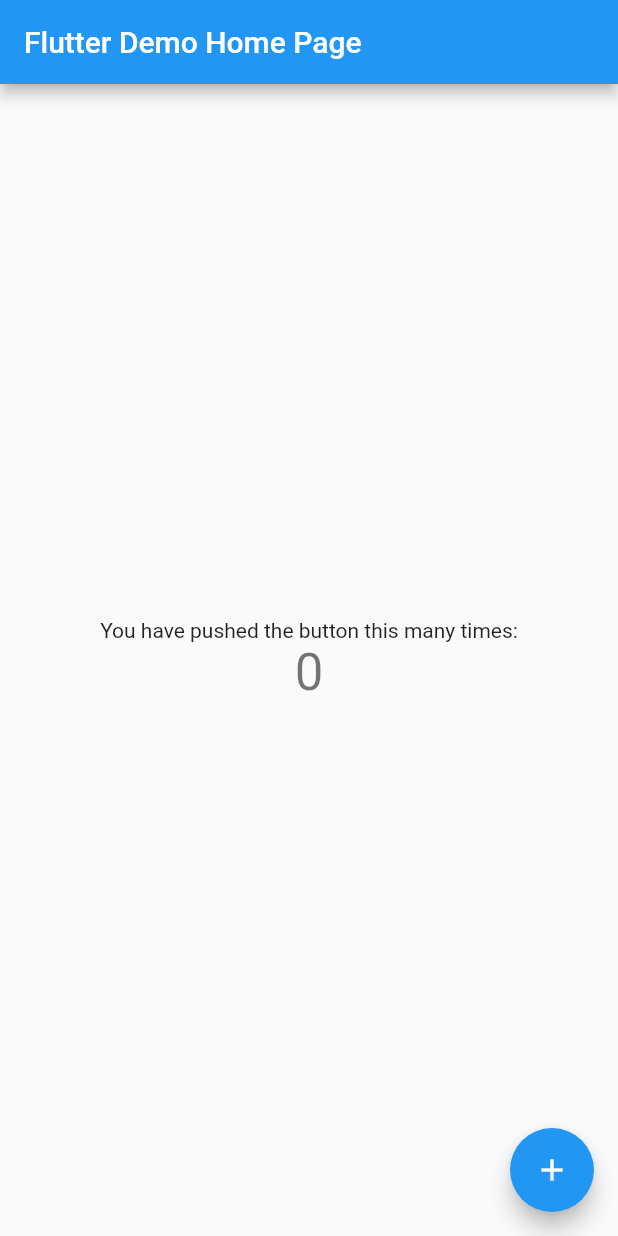
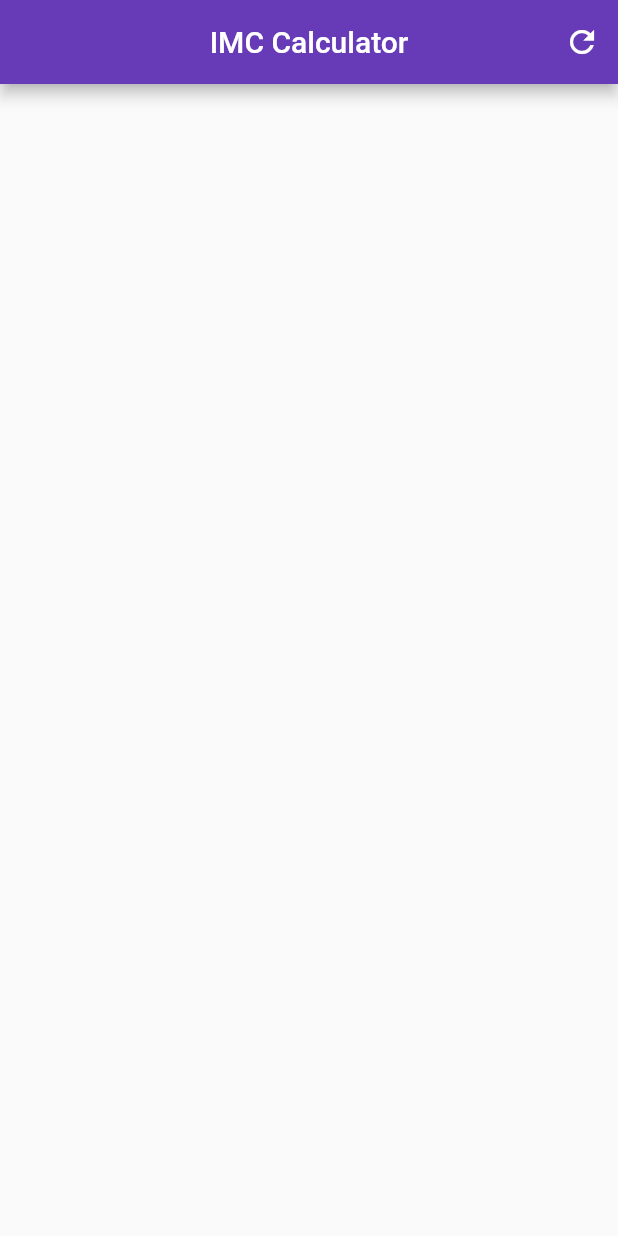
Before and after one commit to rene-kt/flutter-imc-calculator, a Flutter app: the screen it shows after launch, on a phone screen of 412 x 824 dp. Run offline on Flutter 3.47's test engine with Material 2 defaults, Android fonts, the phone set to English and light mode, and no system bars.

Commit message:
adding scaffold and appbar

```diff
--- a/lib/main.dart
+++ b/lib/main.dart
@@ -1,117 +1,31 @@
 import 'package:flutter/material.dart';
 
 void main() {
-  runApp(MyApp());
+  runApp(MaterialApp(
+    home: Home(),
+  ));
 }
 
-class MyApp extends StatelessWidget {
-  // This widget is the root of your application.
+class Home extends StatefulWidget {
+  @override
+  _HomeState createState() => _HomeState();
+}
+
+class _HomeState extends State<Home> {
   @override
   Widget build(BuildContext context) {
-    return MaterialApp(
-      title: 'Flutter Demo',
-      theme: ThemeData(
-        // This is the theme of your application.
-        //
-        // Try running your application with "flutter run". You'll see the
-        // application has a blue toolbar. Then, without quitting the app, try
-        // changing the primarySwatch below to Colors.green and then invoke
-        // "hot reload" (press "r" in the console where you ran "flutter run",
-        // or simply save your changes to "hot reload" in a Flutter IDE).
-        // Notice that the counter didn't reset back to zero; the application
-        // is not restarted.
-        primarySwatch: Colors.blue,
-        // This makes the visual density adapt to the platform that you run
-        // the app on. For desktop platforms, the controls will be smaller and
-        // closer together (more dense) than on mobile platforms.
-        visualDensity: VisualDensity.adaptivePlatformDensity,
+    return Scaffold(
+      appBar: AppBar(
+        title: Text("IMC Calculator"),
+        centerTitle: true,
+        backgroundColor: Colors.deepPurple,
+        actions: <Widget>[
+          IconButton(
+            icon: Icon(Icons.refresh),
+            onPressed: () {},
+          )
+        ],
       ),
-      home: MyHomePage(title: 'Flutter Demo Home Page'),
     );
   }
 }
-
-class MyHomePage extends StatefulWidget {
-  MyHomePage({Key key, this.title}) : super(key: key);
-
-  // This widget is the home page of your application. It is stateful, meaning
-  // that it has a State object (defined below) that contains fields that affect
-  // how it looks.
-
-  // This class is the configuration for the state. It holds the values (in this
-  // case the title) provided by the parent (in this case the App widget) and
-  // used by the build method of the State. Fields in a Widget subclass are
-  // always marked "final".
-
-  final String title;
-
-  @override
-  _MyHomePageState createState() => _MyHomePageState();
-}
-
-class _MyHomePageState extends State<MyHomePage> {
-  int _counter = 0;
-
-  void _incrementCounter() {
-    setState(() {
-      // This call to setState tells the Flutter framework that something has
-      // changed in this State, which causes it to rerun the build method below
-      // so that the display can reflect the updated values. If we changed
-      // _counter without calling setState(), then the build method would not be
-      // called again, and so nothing would appear to happen.
-      _counter++;
-    });
-  }
-
-  @override
-  Widget build(BuildContext context) {
-    // This method is rerun every time setState is called, for instance as done
-    // by the _incrementCounter method above.
-    //
-    // The Flutter framework has been optimized to make rerunning build methods
-    // fast, so that you can just rebuild anything that needs updating rather
-    // than having to individually change instances of widgets.
-    return Scaffold(
-      appBar: AppBar(
-        // Here we take the value from the MyHomePage object that was created by
-        // the App.build method, and use it to set our appbar title.
-        title: Text(widget.title),
-      ),
-      body: Center(
-        // Center is a layout widget. It takes a single child and positions it
-        // in the middle of the parent.
-        child: Column(
-          // Column is also a layout widget. It takes a list of children and
-          // arranges them vertically. By default, it sizes itself to fit its
-          // children horizontally, and tries to be as tall as its parent.
-          //
-          // Invoke "debug painting" (press "p" in the console, choose the
-          // "Toggle Debug Paint" action from the Flutter Inspector in Android
-          // Studio, or the "Toggle Debug Paint" command in Visual Studio Code)
-          // to see the wireframe for each widget.
-          //
-          // Column has various properties to control how it sizes itself and
-          // how it positions its children. Here we use mainAxisAlignment to
-          // center the children vertically; the main axis here is the vertical
-          // axis because Columns are vertical (the cross axis would be
-          // horizontal).
-          mainAxisAlignment: MainAxisAlignment.center,
-          children: <Widget>[
-            Text(
-              'You have pushed the button this many times:',
-            ),
-            Text(
-              '$_counter',
-              style: Theme.of(context).textTheme.headline4,
-            ),
-          ],
-        ),
-      ),
-      floatingActionButton: FloatingActionButton(
-        onPressed: _incrementCounter,
-        tooltip: 'Increment',
-        child: Icon(Icons.add),
-      ), // This trailing comma makes auto-formatting nicer for build methods.
-    );
-  }
-}
```
Also changed, not shown: 1 other file.
